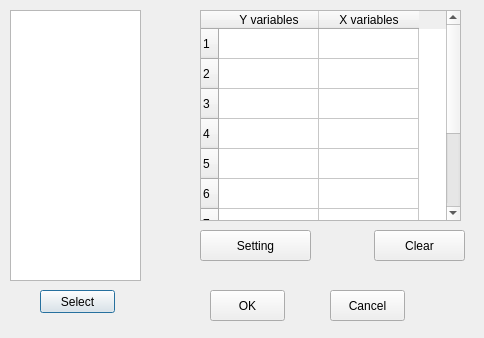
Old version of the form scatter_plot_window.ui in the repository cph560/Minitab.
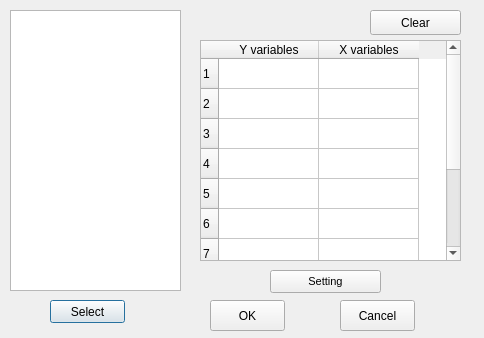
New version of the form.

The edit to the form file:
```diff
--- a/scatter_plot_window.ui
+++ b/scatter_plot_window.ui
@@ -18,8 +18,8 @@
     <rect>
      <x>10</x>
      <y>10</y>
-     <width>131</width>
-     <height>271</height>
+     <width>171</width>
+     <height>281</height>
     </rect>
    </property>
    <property name="editTriggers">
@@ -29,8 +29,8 @@
   <widget class="QPushButton" name="select_btn">
    <property name="geometry">
     <rect>
-     <x>40</x>
-     <y>290</y>
+     <x>50</x>
+     <y>300</y>
      <width>75</width>
      <height>23</height>
     </rect>
@@ -43,7 +43,7 @@
    <property name="geometry">
     <rect>
      <x>210</x>
-     <y>290</y>
+     <y>300</y>
      <width>75</width>
      <height>31</height>
     </rect>
@@ -55,8 +55,8 @@
   <widget class="QPushButton" name="cancel_btn">
    <property name="geometry">
     <rect>
-     <x>330</x>
-     <y>290</y>
+     <x>340</x>
+     <y>300</y>
      <width>75</width>
      <height>31</height>
     </rect>
@@ -68,10 +68,10 @@
   <widget class="QPushButton" name="clear_btn">
    <property name="geometry">
     <rect>
-     <x>374</x>
-     <y>230</y>
+     <x>370</x>
+     <y>10</y>
      <width>91</width>
-     <height>31</height>
+     <height>25</height>
     </rect>
    </property>
    <property name="text">
@@ -81,15 +81,15 @@
   <widget class="QPushButton" name="setting_btn">
    <property name="geometry">
     <rect>
-     <x>200</x>
-     <y>230</y>
+     <x>270</x>
+     <y>270</y>
      <width>111</width>
-     <height>31</height>
+     <height>23</height>
     </rect>
    </property>
    <property name="font">
     <font>
-     <pointsize>9</pointsize>
+     <pointsize>8</pointsize>
     </font>
    </property>
    <property name="text">
@@ -100,9 +100,9 @@
    <property name="geometry">
     <rect>
      <x>200</x>
-     <y>10</y>
+     <y>40</y>
      <width>261</width>
-     <height>211</height>
+     <height>221</height>
     </rect>
    </property>
    <row>
```
